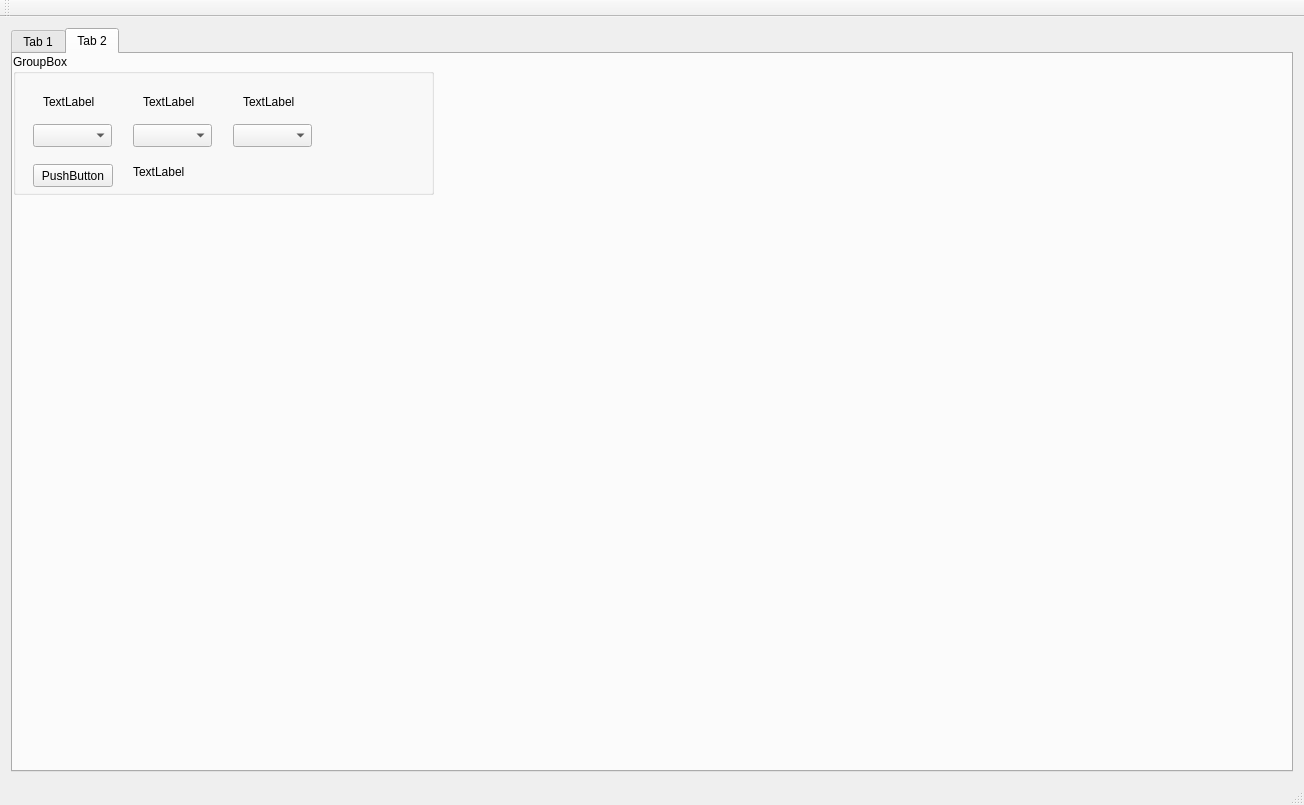
This is hinai2_facebook_collaberative_filtering/mainwindow.ui in wildex999/hinai2_fb as Qt 5 draws it before an edit. The edited form follows.
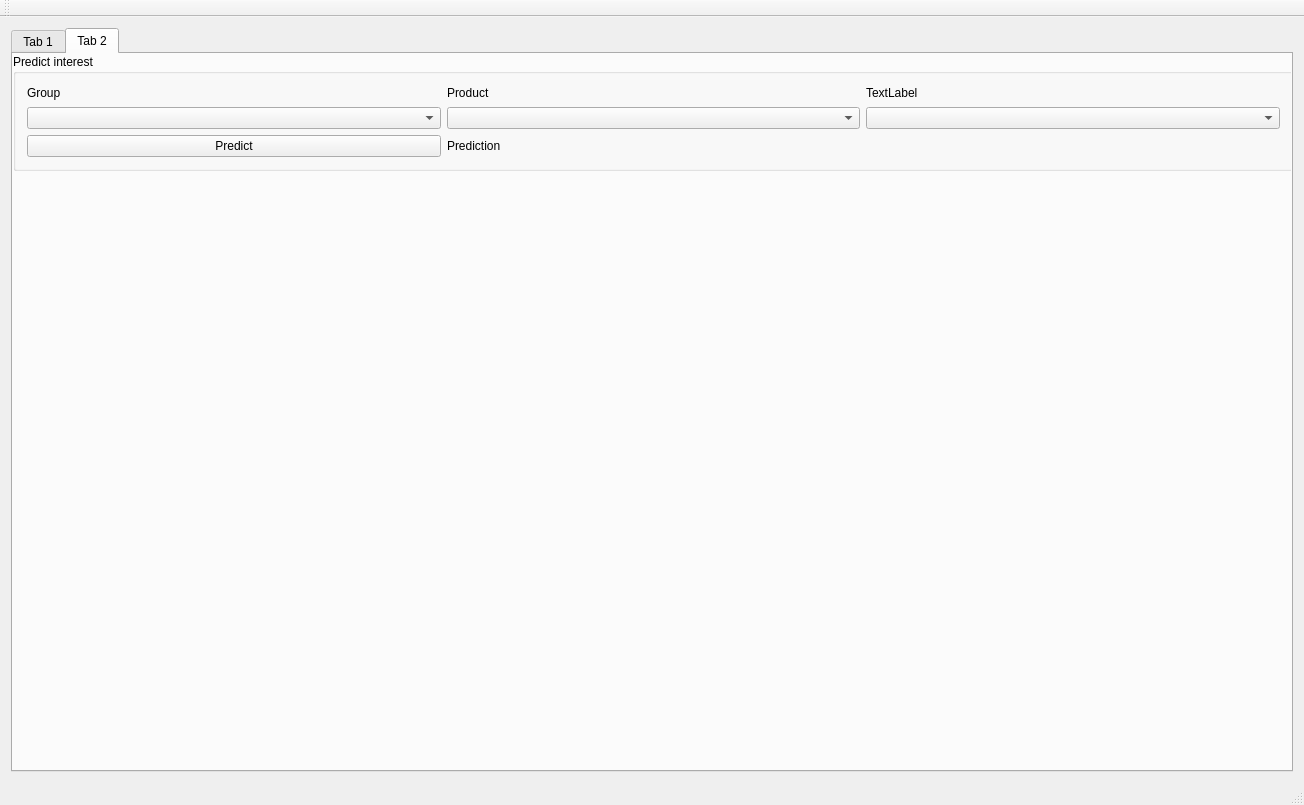
This is the edited form. The open tabs and pages were chosen to show the change.

The edit to the form file:
```diff
--- a/hinai2_facebook_collaberative_filtering/mainwindow.ui
+++ b/hinai2_facebook_collaberative_filtering/mainwindow.ui
@@ -14,8 +14,8 @@
    <string>MainWindow</string>
   </property>
   <widget class="QWidget" name="centralWidget">
-   <layout class="QVBoxLayout" name="verticalLayout">
-    <item>
+   <layout class="QGridLayout" name="gridLayout">
+    <item row="0" column="0">
      <widget class="QTabWidget" name="tabWidget">
       <property name="currentIndex">
        <number>0</number>
@@ -80,108 +80,63 @@
          <rect>
           <x>0</x>
           <y>0</y>
-          <width>421</width>
-          <height>141</height>
+          <width>1281</width>
+          <height>117</height>
          </rect>
         </property>
         <property name="title">
-         <string>GroupBox</string>
+         <string>Predict interest</string>
         </property>
-        <widget class="QComboBox" name="comboBox_2">
-         <property name="geometry">
-          <rect>
-           <x>120</x>
-           <y>70</y>
-           <width>79</width>
-           <height>23</height>
-          </rect>
-         </property>
-        </widget>
-        <widget class="QComboBox" name="comboBox">
-         <property name="geometry">
-          <rect>
-           <x>20</x>
-           <y>70</y>
-           <width>79</width>
-           <height>23</height>
-          </rect>
-         </property>
-        </widget>
-        <widget class="QComboBox" name="comboBox_3">
-         <property name="geometry">
-          <rect>
-           <x>220</x>
-           <y>70</y>
-           <width>79</width>
-           <height>23</height>
-          </rect>
-         </property>
-        </widget>
-        <widget class="QLabel" name="label">
-         <property name="geometry">
-          <rect>
-           <x>30</x>
-           <y>40</y>
-           <width>57</width>
-           <height>15</height>
-          </rect>
-         </property>
-         <property name="text">
-          <string>TextLabel</string>
-         </property>
-        </widget>
-        <widget class="QLabel" name="label_2">
-         <property name="geometry">
-          <rect>
-           <x>130</x>
-           <y>40</y>
-           <width>57</width>
-           <height>15</height>
-          </rect>
-         </property>
-         <property name="text">
-          <string>TextLabel</string>
-         </property>
-        </widget>
-        <widget class="QLabel" name="label_3">
-         <property name="geometry">
-          <rect>
-           <x>230</x>
-           <y>40</y>
-           <width>57</width>
-           <height>15</height>
-          </rect>
-         </property>
-         <property name="text">
-          <string>TextLabel</string>
-         </property>
-        </widget>
-        <widget class="QPushButton" name="pushButton">
-         <property name="geometry">
-          <rect>
-           <x>20</x>
-           <y>110</y>
-           <width>80</width>
-           <height>23</height>
-          </rect>
-         </property>
-         <property name="text">
-          <string>PushButton</string>
-         </property>
-        </widget>
-        <widget class="QLabel" name="label_4">
-         <property name="geometry">
-          <rect>
-           <x>120</x>
-           <y>110</y>
-           <width>57</width>
-           <height>15</height>
-          </rect>
-         </property>
-         <property name="text">
-          <string>TextLabel</string>
-         </property>
-        </widget>
+        <layout class="QGridLayout" name="gridLayout_2">
+         <item row="0" column="0" colspan="2">
+          <layout class="QHBoxLayout" name="horizontalLayout">
+           <item>
+            <widget class="QLabel" name="label">
+             <property name="text">
+              <string>Group</string>
+             </property>
+            </widget>
+           </item>
+           <item>
+            <widget class="QLabel" name="label_2">
+             <property name="text">
+              <string>Product</string>
+             </property>
+            </widget>
+           </item>
+          </layout>
+         </item>
+         <item row="1" column="0">
+          <widget class="QComboBox" name="groupComboBox"/>
+         </item>
+         <item row="1" column="1">
+          <widget class="QComboBox" name="productComboBox"/>
+         </item>
+         <item row="1" column="2">
+          <widget class="QComboBox" name="comboBox_3"/>
+         </item>
+         <item row="2" column="0">
+          <widget class="QPushButton" name="predictButton">
+           <property name="text">
+            <string>Predict</string>
+           </property>
+          </widget>
+         </item>
+         <item row="0" column="2">
+          <widget class="QLabel" name="label_3">
+           <property name="text">
+            <string>TextLabel</string>
+           </property>
+          </widget>
+         </item>
+         <item row="2" column="1" colspan="2">
+          <widget class="QLabel" name="predictLabel">
+           <property name="text">
+            <string>Prediction</string>
+           </property>
+          </widget>
+         </item>
+        </layout>
        </widget>
       </widget>
      </widget>
```
Left out of the diff: 18 changed lines with no effect on the pictures.
